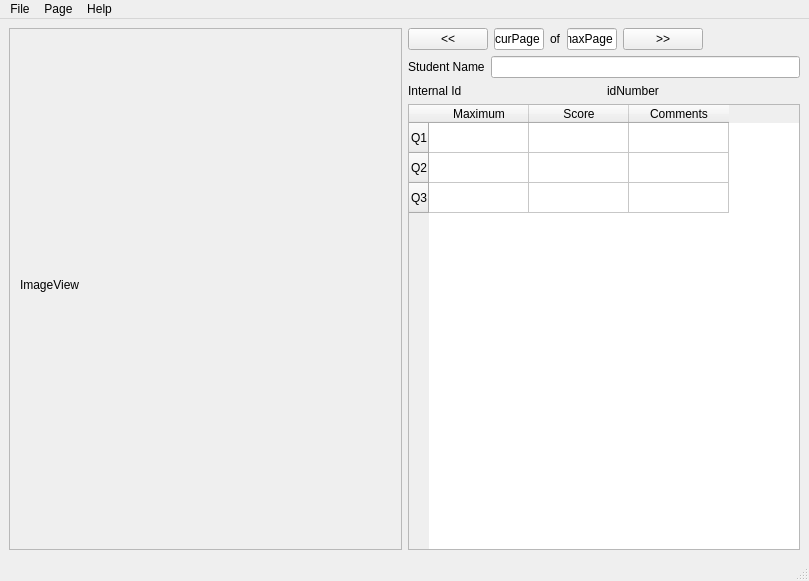
The window that mainwindow.ui (waynepiekarski/qtgrader) describes before a commit, drawn with Qt 5.
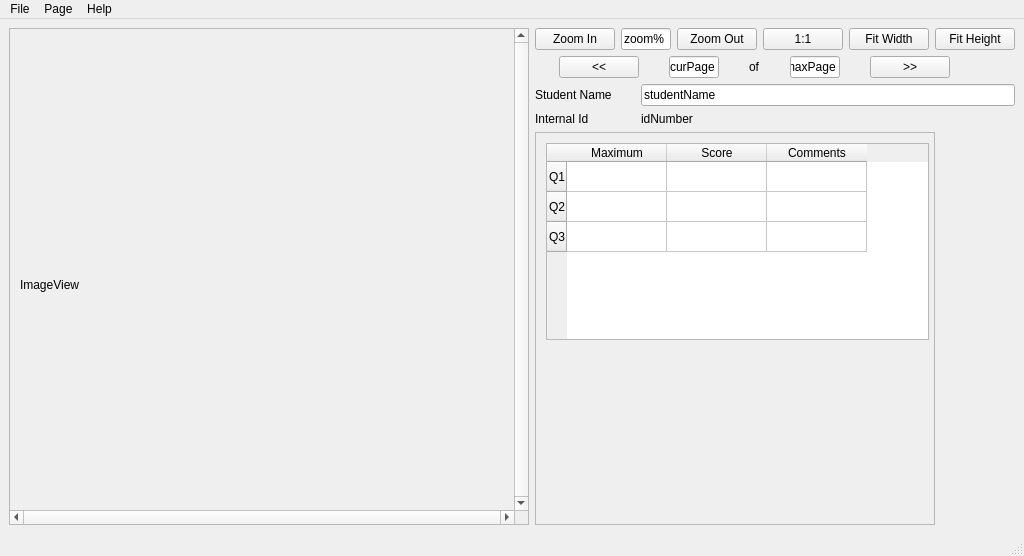
The same window after the commit.

What changed in the file:
```diff
--- a/mainwindow.ui
+++ b/mainwindow.ui
@@ -6,8 +6,8 @@
    <rect>
     <x>0</x>
     <y>0</y>
-    <width>809</width>
-    <height>581</height>
+    <width>1024</width>
+    <height>556</height>
    </rect>
   </property>
   <property name="windowTitle">
@@ -17,6 +17,18 @@
    <layout class="QHBoxLayout" name="horizontalLayout_3">
     <item>
      <widget class="QScrollArea" name="scrollArea">
+      <property name="sizePolicy">
+       <sizepolicy hsizetype="Expanding" vsizetype="Expanding">
+        <horstretch>100</horstretch>
+        <verstretch>0</verstretch>
+       </sizepolicy>
+      </property>
+      <property name="verticalScrollBarPolicy">
+       <enum>Qt::ScrollBarAlwaysOn</enum>
+      </property>
+      <property name="horizontalScrollBarPolicy">
+       <enum>Qt::ScrollBarAlwaysOn</enum>
+      </property>
       <property name="widgetResizable">
        <bool>true</bool>
       </property>
@@ -25,8 +37,8 @@
         <rect>
          <x>0</x>
          <y>0</y>
-         <width>386</width>
-         <height>512</height>
+         <width>432</width>
+         <height>472</height>
         </rect>
        </property>
        <widget class="QLabel" name="label">
@@ -48,11 +60,90 @@
     <item>
      <layout class="QHBoxLayout" name="horizontalLayout">
       <item>
-       <layout class="QVBoxLayout" name="verticalLayout">
+       <layout class="QVBoxLayout" name="verticalLayout" stretch="0,0,0,0,0">
+        <property name="sizeConstraint">
+         <enum>QLayout::SetMaximumSize</enum>
+        </property>
+        <item>
+         <layout class="QHBoxLayout" name="horizontalLayout_6">
+          <item>
+           <widget class="QPushButton" name="zoomIn">
+            <property name="text">
+             <string>Zoom In</string>
+            </property>
+           </widget>
+          </item>
+          <item>
+           <widget class="QLineEdit" name="zoomPercent">
+            <property name="sizePolicy">
+             <sizepolicy hsizetype="Fixed" vsizetype="Fixed">
+              <horstretch>0</horstretch>
+              <verstretch>0</verstretch>
+             </sizepolicy>
+            </property>
+            <property name="minimumSize">
+             <size>
+              <width>50</width>
+              <height>0</height>
+             </size>
+            </property>
+            <property name="maximumSize">
+             <size>
+              <width>50</width>
+              <height>16777215</height>
+             </size>
+            </property>
+            <property name="text">
+             <string>zoom%</string>
+            </property>
+           </widget>
+          </item>
+          <item>
+           <widget class="QPushButton" name="zoomOut">
+            <property name="text">
+             <string>Zoom Out</string>
+            </property>
+           </widget>
+          </item>
+          <item>
+           <widget class="QPushButton" name="zoomOne">
+            <property name="sizePolicy">
+             <sizepolicy hsizetype="Minimum" vsizetype="Fixed">
+              <horstretch>0</horstretch>
+              <verstretch>0</verstretch>
+             </sizepolicy>
+            </property>
+            <property name="text">
+             <string>1:1</string>
+            </property>
+           </widget>
+          </item>
+          <item>
+           <widget class="QPushButton" name="zoomWidth">
+            <property name="text">
+             <string>Fit Width</string>
+            </property>
+           </widget>
+          </item>
+          <item>
+           <widget class="QPushButton" name="zoomHeight">
+            <property name="text">
+             <string>Fit Height</string>
+            </property>
+           </widget>
+          </item>
+         </layout>
+        </item>
         <item>
          <layout class="QHBoxLayout" name="horizontalLayout_2">
           <item>
            <widget class="QPushButton" name="leftPage">
+            <property name="sizePolicy">
+             <sizepolicy hsizetype="Fixed" vsizetype="Fixed">
+              <horstretch>0</horstretch>
+              <verstretch>0</verstretch>
+             </sizepolicy>
+            </property>
             <property name="text">
              <string>&lt;&lt;</string>
             </property>
@@ -89,7 +180,7 @@
           <item>
            <widget class="QLabel" name="of">
             <property name="sizePolicy">
-             <sizepolicy hsizetype="Preferred" vsizetype="Fixed">
+             <sizepolicy hsizetype="Fixed" vsizetype="Fixed">
               <horstretch>0</horstretch>
               <verstretch>0</verstretch>
              </sizepolicy>
@@ -126,6 +217,12 @@
           </item>
           <item>
            <widget class="QPushButton" name="rightPage">
+            <property name="sizePolicy">
+             <sizepolicy hsizetype="Fixed" vsizetype="Fixed">
+              <horstretch>0</horstretch>
+              <verstretch>0</verstretch>
+             </sizepolicy>
+            </property>
             <property name="text">
              <string>&gt;&gt;</string>
             </property>
@@ -136,6 +233,9 @@
             <property name="orientation">
              <enum>Qt::Horizontal</enum>
             </property>
+            <property name="sizeType">
+             <enum>QSizePolicy::Preferred</enum>
+            </property>
             <property name="sizeHint" stdset="0">
              <size>
               <width>40</width>
@@ -148,15 +248,43 @@
         </item>
         <item>
          <layout class="QHBoxLayout" name="horizontalLayout_4">
+          <property name="sizeConstraint">
+           <enum>QLayout::SetDefaultConstraint</enum>
+          </property>
           <item>
            <widget class="QLabel" name="label_7">
+            <property name="sizePolicy">
+             <sizepolicy hsizetype="Fixed" vsizetype="Preferred">
+              <horstretch>0</horstretch>
+              <verstretch>0</verstretch>
+             </sizepolicy>
+            </property>
+            <property name="minimumSize">
+             <size>
+              <width>100</width>
+              <height>0</height>
+             </size>
+            </property>
             <property name="text">
              <string>Student Name</string>
             </property>
            </widget>
           </item>
           <item>
-           <widget class="QLineEdit" name="lineEdit_3"/>
+           <widget class="QLineEdit" name="studentName">
+            <property name="sizePolicy">
+             <sizepolicy hsizetype="MinimumExpanding" vsizetype="Fixed">
+              <horstretch>0</horstretch>
+              <verstretch>0</verstretch>
+             </sizepolicy>
+            </property>
+            <property name="text">
+             <string>studentName</string>
+            </property>
+            <property name="alignment">
+             <set>Qt::AlignLeading|Qt::AlignLeft|Qt::AlignVCenter</set>
+            </property>
+           </widget>
           </item>
          </layout>
         </item>
@@ -164,22 +292,82 @@
          <layout class="QHBoxLayout" name="horizontalLayout_5">
           <item>
            <widget class="QLabel" name="label_8">
+            <property name="sizePolicy">
+             <sizepolicy hsizetype="Fixed" vsizetype="Preferred">
+              <horstretch>0</horstretch>
+              <verstretch>0</verstretch>
+             </sizepolicy>
+            </property>
+            <property name="minimumSize">
+             <size>
+              <width>100</width>
+              <height>0</height>
+             </size>
+            </property>
             <property name="text">
              <string>Internal Id</string>
             </property>
            </widget>
           </item>
           <item>
-           <widget class="QLabel" name="label_6">
+           <widget class="QLabel" name="idNumber">
+            <property name="sizePolicy">
+             <sizepolicy hsizetype="MinimumExpanding" vsizetype="Preferred">
+              <horstretch>0</horstretch>
+              <verstretch>0</verstretch>
+             </sizepolicy>
+            </property>
             <property name="text">
              <string>idNumber</string>
             </property>
+            <property name="alignment">
+             <set>Qt::AlignLeading|Qt::AlignLeft|Qt::AlignVCenter</set>
+            </property>
            </widget>
           </item>
          </layout>
         </item>
         <item>
+         <widget class="QScrollArea" name="scrollArea_2">
+          <property name="sizePolicy">
+           <sizepolicy hsizetype="MinimumExpanding" vsizetype="Expanding">
+            <horstretch>0</horstretch>
+            <verstretch>0</verstretch>
+           </sizepolicy>
+          </property>
+          <property name="maximumSize">
+           <size>
+            <width>400</width>
+            <height>16777215</height>
+           </size>
+          </property>
+          <property name="widgetResizable">
+           <bool>true</bool>
+          </property>
+          <widget class="QWidget" name="scrollAreaWidgetContents_2">
+           <property name="geometry">
+            <rect>
+             <x>0</x>
+             <y>0</y>
+             <width>398</width>
+             <height>333</height>
+            </rect>
+           </property>
          <widget class="QTableWidget" name="tableWidget">
+            <property name="geometry">
+             <rect>
+              <x>10</x>
+              <y>10</y>
+              <width>383</width>
+              <height>197</height>
+             </rect>
+            </property>
+            <property name="maximumSize">
+             <size>
+              <width>16777215</width>
+              <height>16777215</height>
+             </size>
+            </property>
           <row>
            <property name="text">
             <string>Q1</string>
@@ -211,6 +399,8 @@
            </property>
           </column>
          </widget>
+          </widget>
+         </widget>
         </item>
        </layout>
       </item>
@@ -223,7 +413,7 @@
     <rect>
      <x>0</x>
      <y>0</y>
-     <width>809</width>
+     <width>1024</width>
      <height>22</height>
     </rect>
    </property>
```
Left out of the diff: 6 changed lines with no effect on the pictures. Lines whose indentation alone changed are shown as unchanged.
